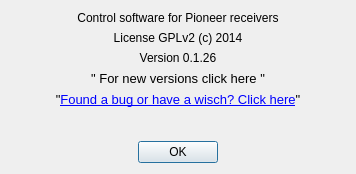
First picture: the form in aboutdialog.ui, repository AceOfSnakes/AvrPioRemote, before the edit.
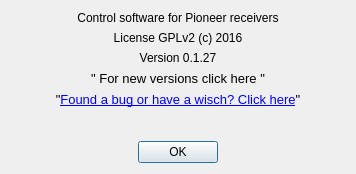
Second picture: the form after the edit.

```diff
--- a/aboutdialog.ui
+++ b/aboutdialog.ui
@@ -30,7 +30,7 @@
    <item>
     <widget class="QLabel" name="label_2">
      <property name="text">
-      <string>License GPLv2 (c) 2014</string>
+      <string>License GPLv2 (c) 2016</string>
      </property>
      <property name="alignment">
       <set>Qt::AlignCenter</set>
@@ -40,7 +40,7 @@
    <item>
     <widget class="QLabel" name="label_3">
      <property name="text">
-      <string>Version 0.1.26</string>
+      <string>Version 0.1.27</string>
      </property>
      <property name="alignment">
       <set>Qt::AlignCenter</set>
```
